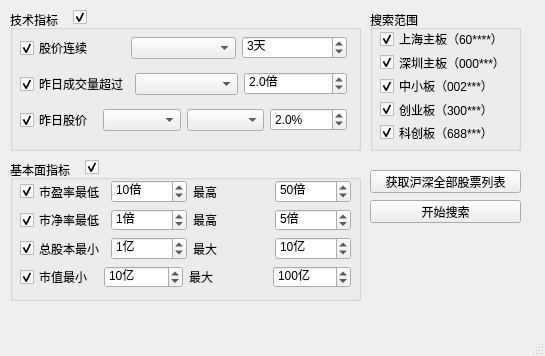
Before: the Qt Designer form QtDesign/StockFinder.ui in victor647/QuantumStockTrade, drawn with Qt 5.
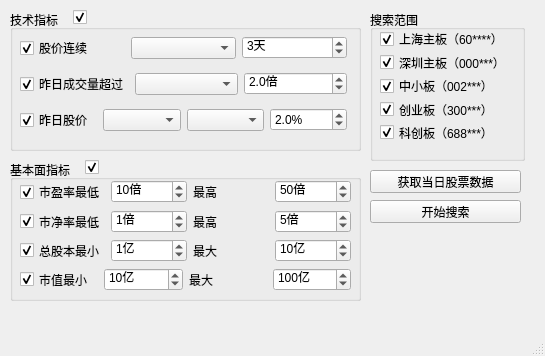
After: the same form once the commit is applied.

Commit message: add stock data as csv files

Diff of the .ui file:
```diff
--- a/QtDesign/StockFinder.ui
+++ b/QtDesign/StockFinder.ui
@@ -19,10 +19,16 @@
      <rect>
       <x>370</x>
       <y>10</y>
-      <width>151</width>
-      <height>141</height>
+      <width>155</width>
+      <height>151</height>
      </rect>
     </property>
+    <property name="font">
+     <font>
+      <family>Microsoft YaHei UI</family>
+      <pointsize>9</pointsize>
+     </font>
+    </property>
     <property name="title">
      <string>搜索范围</string>
     </property>
@@ -31,13 +37,25 @@
       <rect>
        <x>10</x>
        <y>20</y>
-       <width>133</width>
+       <width>135</width>
        <height>111</height>
       </rect>
      </property>
+     <property name="font">
+      <font>
+       <family>Microsoft YaHei UI</family>
+       <pointsize>9</pointsize>
+      </font>
+     </property>
      <layout class="QVBoxLayout" name="verticalLayout_2">
       <item>
        <widget class="QCheckBox" name="cbxShanghaiMain">
+        <property name="font">
+         <font>
+          <family>Microsoft YaHei UI</family>
+          <pointsize>9</pointsize>
+         </font>
+        </property>
         <property name="text">
          <string>上海主板（60****）</string>
         </property>
@@ -48,6 +66,12 @@
       </item>
       <item>
        <widget class="QCheckBox" name="cbxShenZhenMain">
+        <property name="font">
+         <font>
+          <family>Microsoft YaHei UI</family>
+          <pointsize>9</pointsize>
+         </font>
+        </property>
         <property name="text">
          <string>深圳主板（000***）</string>
         </property>
@@ -58,6 +82,12 @@
       </item>
       <item>
        <widget class="QCheckBox" name="cbxShenZhenSmall">
+        <property name="font">
+         <font>
+          <family>Microsoft YaHei UI</family>
+          <pointsize>9</pointsize>
+         </font>
+        </property>
         <property name="text">
          <string>中小板（002***）</string>
         </property>
@@ -68,6 +98,12 @@
       </item>
       <item>
        <widget class="QCheckBox" name="cbxShenZhenNew">
+        <property name="font">
+         <font>
+          <family>Microsoft YaHei UI</family>
+          <pointsize>9</pointsize>
+         </font>
+        </property>
         <property name="text">
          <string>创业板（300***）</string>
         </property>
@@ -78,6 +114,12 @@
       </item>
       <item>
        <widget class="QCheckBox" name="cbxShanghaiScience">
+        <property name="font">
+         <font>
+          <family>Microsoft YaHei UI</family>
+          <pointsize>9</pointsize>
+         </font>
+        </property>
         <property name="text">
          <string>科创板（688***）</string>
         </property>
@@ -111,8 +153,14 @@
       <height>23</height>
      </rect>
     </property>
+    <property name="font">
+     <font>
+      <family>Microsoft YaHei UI</family>
+      <pointsize>9</pointsize>
+     </font>
+    </property>
     <property name="text">
-     <string>获取沪深全部股票列表</string>
+     <string>获取当日股票数据</string>
     </property>
    </widget>
    <widget class="QGroupBox" name="grpTechnicalIndex">
@@ -294,6 +342,12 @@
       <height>141</height>
      </rect>
     </property>
+    <property name="font">
+     <font>
+      <family>Microsoft YaHei UI</family>
+      <pointsize>9</pointsize>
+     </font>
+    </property>
     <property name="title">
      <string>基本面指标</string>
     </property>
@@ -303,14 +357,26 @@
        <x>10</x>
        <y>20</y>
        <width>331</width>
-       <height>108</height>
+       <height>111</height>
       </rect>
      </property>
+     <property name="font">
+      <font>
+       <family>Microsoft YaHei UI</family>
+       <pointsize>9</pointsize>
+      </font>
+     </property>
      <layout class="QVBoxLayout" name="verticalLayout_3">
       <item>
        <layout class="QHBoxLayout" name="horizontalLayout_2">
         <item>
          <widget class="QCheckBox" name="cbxPriceEarning">
+          <property name="font">
+           <font>
+            <family>Microsoft YaHei UI</family>
+            <pointsize>9</pointsize>
+           </font>
+          </property>
           <property name="text">
            <string>市盈率最低</string>
           </property>
@@ -337,6 +403,12 @@
         </item>
         <item>
          <widget class="QLabel" name="lblPriceEarningMax">
+          <property name="font">
+           <font>
+            <family>Microsoft YaHei UI</family>
+            <pointsize>9</pointsize>
+           </font>
+          </property>
           <property name="text">
            <string>最高</string>
           </property>
@@ -364,6 +436,12 @@
        <layout class="QHBoxLayout" name="horizontalLayout_5">
         <item>
          <widget class="QCheckBox" name="cbxPriceBook">
+          <property name="font">
+           <font>
+            <family>Microsoft YaHei UI</family>
+            <pointsize>9</pointsize>
+           </font>
+          </property>
           <property name="text">
            <string>市净率最低</string>
           </property>
@@ -374,6 +452,12 @@
         </item>
         <item>
          <widget class="QSpinBox" name="spbPriceBookMin">
+          <property name="font">
+           <font>
+            <family>Microsoft YaHei UI</family>
+            <pointsize>9</pointsize>
+           </font>
+          </property>
           <property name="suffix">
            <string>倍</string>
           </property>
@@ -390,6 +474,12 @@
         </item>
         <item>
          <widget class="QLabel" name="lblPriceBookMax">
+          <property name="font">
+           <font>
+            <family>Microsoft YaHei UI</family>
+            <pointsize>9</pointsize>
+           </font>
+          </property>
           <property name="text">
            <string>最高</string>
           </property>
@@ -397,6 +487,12 @@
         </item>
         <item>
          <widget class="QSpinBox" name="spbPriceBookMax">
+          <property name="font">
+           <font>
+            <family>Microsoft YaHei UI</family>
+            <pointsize>9</pointsize>
+           </font>
+          </property>
           <property name="suffix">
            <string>倍</string>
           </property>
@@ -417,6 +513,12 @@
        <layout class="QHBoxLayout" name="horizontalLayout_7">
         <item>
          <widget class="QCheckBox" name="cbxTotalShare">
+          <property name="font">
+           <font>
+            <family>Microsoft YaHei UI</family>
+            <pointsize>9</pointsize>
+           </font>
+          </property>
           <property name="text">
            <string>总股本最小</string>
           </property>
@@ -427,6 +529,12 @@
         </item>
         <item>
          <widget class="QSpinBox" name="spbTotalShareMin">
+          <property name="font">
+           <font>
+            <family>Microsoft YaHei UI</family>
+            <pointsize>9</pointsize>
+           </font>
+          </property>
           <property name="suffix">
            <string>亿</string>
           </property>
@@ -443,6 +551,12 @@
         </item>
         <item>
          <widget class="QLabel" name="lblTotalShareMax">
+          <property name="font">
+           <font>
+            <family>Microsoft YaHei UI</family>
+            <pointsize>9</pointsize>
+           </font>
+          </property>
           <property name="text">
            <string>最大</string>
           </property>
@@ -450,6 +564,12 @@
         </item>
         <item>
          <widget class="QSpinBox" name="spbTotalShareMax">
+          <property name="font">
+           <font>
+            <family>Microsoft YaHei UI</family>
+            <pointsize>9</pointsize>
+           </font>
+          </property>
           <property name="suffix">
            <string>亿</string>
           </property>
@@ -470,6 +590,12 @@
        <layout class="QHBoxLayout" name="horizontalLayout_6">
         <item>
          <widget class="QCheckBox" name="cbxTotalAsset">
+          <property name="font">
+           <font>
+            <family>Microsoft YaHei UI</family>
+            <pointsize>9</pointsize>
+           </font>
+          </property>
           <property name="text">
            <string>市值最小</string>
           </property>
@@ -480,6 +606,12 @@
         </item>
         <item>
          <widget class="QSpinBox" name="spbTotalAssetsMin">
+          <property name="font">
+           <font>
+            <family>Microsoft YaHei UI</family>
+            <pointsize>9</pointsize>
+           </font>
+          </property>
           <property name="suffix">
            <string>亿</string>
           </property>
@@ -496,6 +628,12 @@
         </item>
         <item>
          <widget class="QLabel" name="lblTotalAssetsMax">
+          <property name="font">
+           <font>
+            <family>Microsoft YaHei UI</family>
+            <pointsize>9</pointsize>
+           </font>
+          </property>
           <property name="text">
            <string>最大</string>
           </property>
@@ -503,6 +641,12 @@
         </item>
         <item>
          <widget class="QSpinBox" name="spbTotalAssetsMax">
+          <property name="font">
+           <font>
+            <family>Microsoft YaHei UI</family>
+            <pointsize>9</pointsize>
+           </font>
+          </property>
           <property name="suffix">
            <string>亿</string>
           </property>
```
Left out of the diff: 114 changed lines with no effect on the pictures. The commit also changes 3719 other files.
